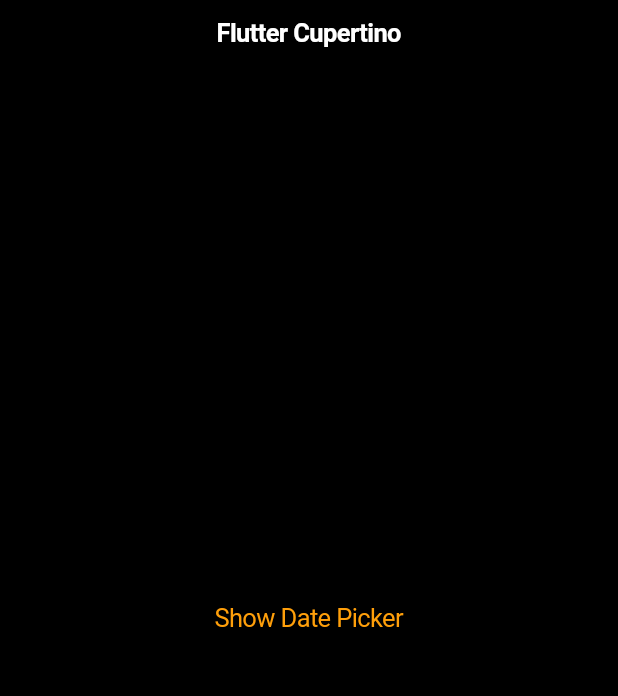
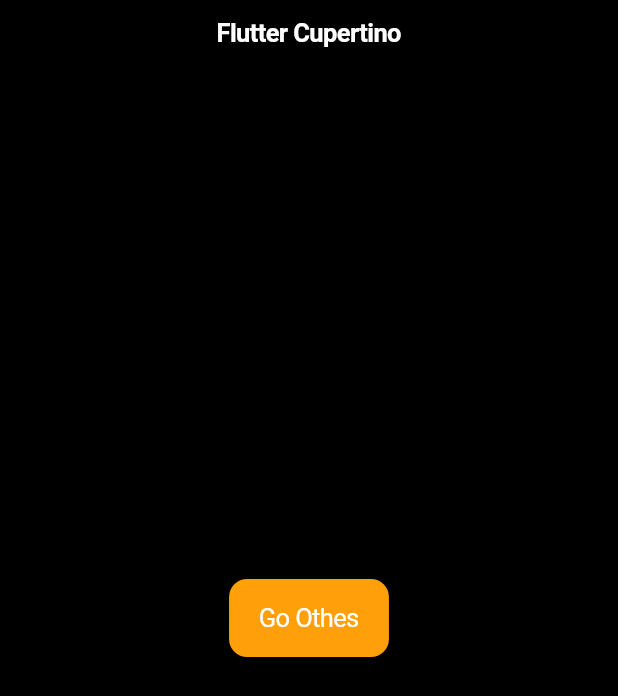
Before and after one commit to Utsa05/Cupertion-Widgets, a Flutter app: the screen it shows after launch, on a phone screen of 412 x 824 dp. Shown: the top 696 px of the screen. Run offline on Flutter 3.47's test engine with Material 2 defaults, Android fonts, the phone set to English and light mode, and no system bars.

Commit message:
page route

```diff
--- a/lib/main.dart
+++ b/lib/main.dart
@@ -1,5 +1,5 @@
-import 'package:cupertion_app/date_picker.dart';
 import 'package:cupertion_app/navbar.dart';
+import 'package:cupertion_app/page_route.dart';
 import 'package:flutter/cupertino.dart';
 
 void main() {
@@ -18,7 +18,7 @@ class MyApp extends StatelessWidget {
           primaryColor: CupertinoColors.systemOrange),
       home: CupertinoPageScaffold(
         navigationBar: cNavbar(),
-        child: const DataPicker(),
+        child: const PageRoutes(),
       ),
     );
   }
--- /dev/null
+++ b/lib/page_route.dart
@@ -0,0 +1,18 @@
+import 'package:cupertion_app/context_menu.dart';
+import 'package:flutter/cupertino.dart';
+
+class PageRoutes extends StatelessWidget {
+  const PageRoutes({super.key});
+
+  @override
+  Widget build(BuildContext context) {
+    return Center(
+      child: CupertinoButton.filled(
+          onPressed: () {
+            Navigator.of(context).push(
+                CupertinoPageRoute(builder: (builder) => const ContextMene()));
+          },
+          child: const Text("Go Othes")),
+    );
+  }
+}
```
